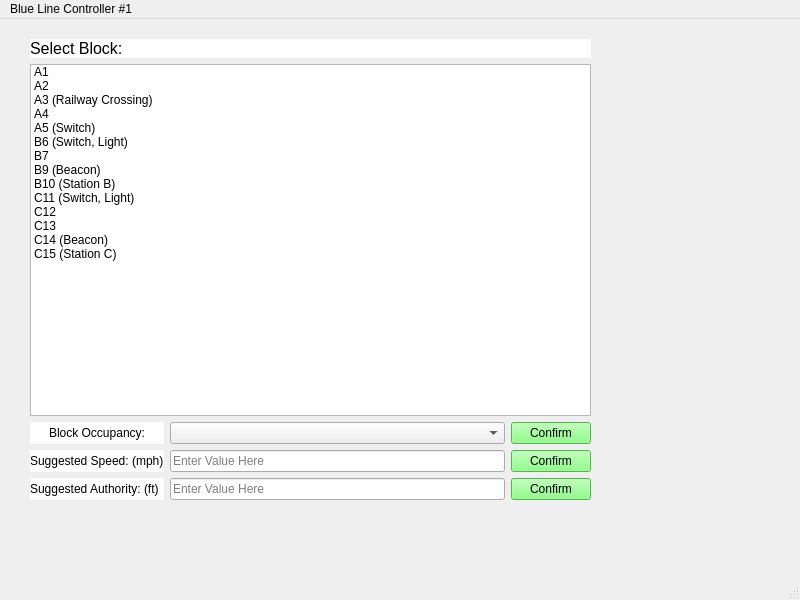
The window that module-wayside-controller/wayside-controller-QT/wayside_controller_testbench.ui (connor-marsh/ECE1140ChooChoo) describes before a commit, drawn with Qt 5.
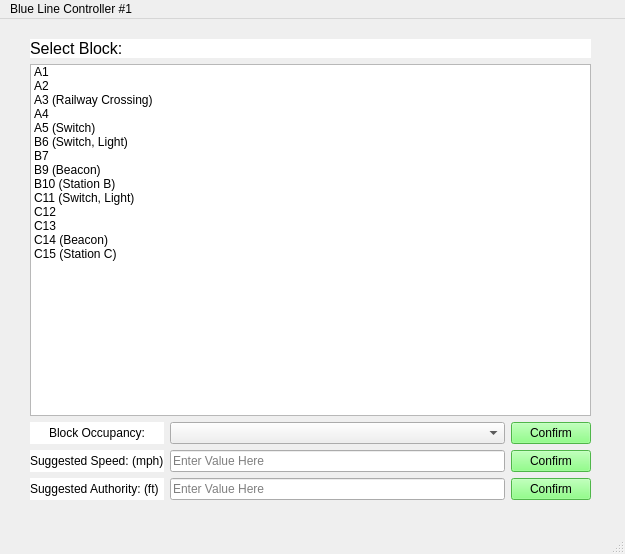
The same window after the commit.

Commit message: Changed the window size

```diff
--- a/module-wayside-controller/wayside-controller-QT/wayside_controller_testbench.ui
+++ b/module-wayside-controller/wayside-controller-QT/wayside_controller_testbench.ui
@@ -7,8 +7,8 @@
    <rect>
     <x>0</x>
     <y>0</y>
-    <width>800</width>
-    <height>600</height>
+    <width>625</width>
+    <height>554</height>
    </rect>
   </property>
   <property name="windowTitle">
@@ -237,7 +237,7 @@
     <rect>
      <x>0</x>
      <y>0</y>
-     <width>800</width>
+     <width>625</width>
      <height>26</height>
     </rect>
    </property>
```
The commit also changes 1 other file.
